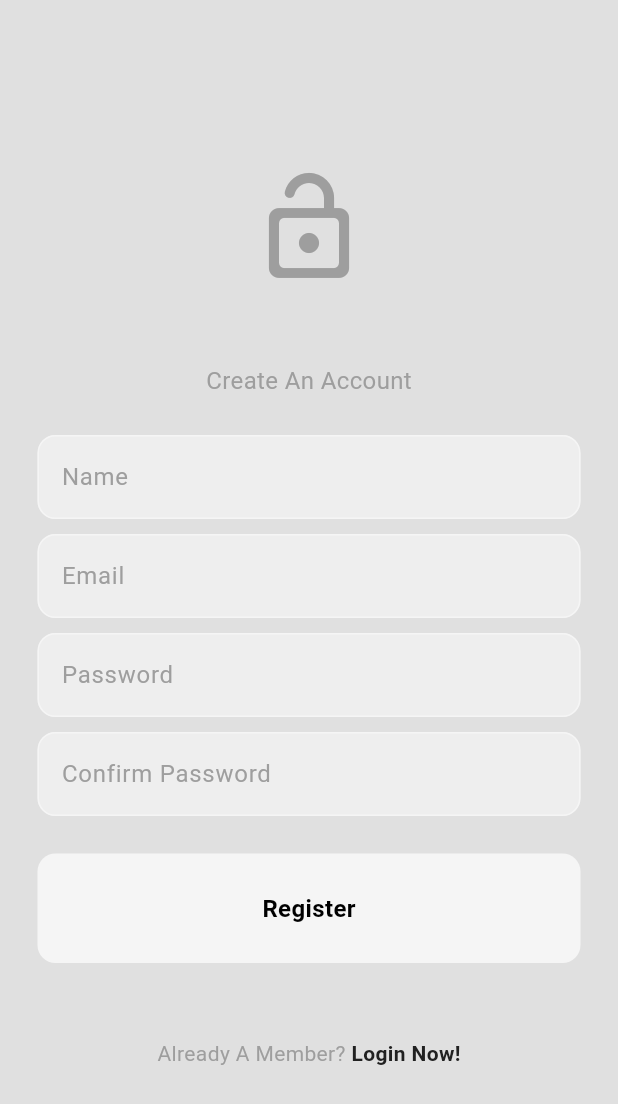
After one commit to NityamJoshi24/SocialMediaApp, a Flutter app: the screen it shows after launch, after a tap on "Register Now!", on a phone screen of 412 x 824 dp. The commit adds this screen. Shown: the top 1104 px of the screen. Run offline on Flutter 3.47's test engine with Material 3 defaults, Android fonts, the phone set to English and light mode, and no system bars; our stand-ins replace cached_network_image, cloud_firestore, file_picker, firebase_auth, firebase_core, firebase_storage and 1 more; missing offline and left inert: firebase_app_check; accounts and stored records are empty.

Commit message:
Finished Web-Compatability

```diff
--- a/lib/features/auth/presentation/pages/login_page.dart
+++ b/lib/features/auth/presentation/pages/login_page.dart
@@ -3,6 +3,7 @@ import 'package:flutter_bloc/flutter_bloc.dart';
 import 'package:social_media_app/features/auth/presentation/components/my_button.dart';
 import 'package:social_media_app/features/auth/presentation/components/my_text_field.dart';
 import 'package:social_media_app/features/auth/presentation/cubits/auth_cubit.dart';
+import 'package:social_media_app/responsive/constrained_scaffold.dart';
 
 class LoginPage extends StatefulWidget {
   final void Function()? togglePages;
@@ -40,7 +41,7 @@ class _LoginPageState extends State<LoginPage> {
   @override
   Widget build(BuildContext context) {
     return SafeArea(
-      child: Scaffold(
+      child: ConstrainedScaffold(
         body: Center(
           child: Padding(
             padding: const EdgeInsets.symmetric(horizontal: 25),
--- a/lib/features/auth/presentation/pages/register_page.dart
+++ b/lib/features/auth/presentation/pages/register_page.dart
@@ -2,6 +2,7 @@ import 'package:flutter/material.dart';
 import 'package:flutter_bloc/flutter_bloc.dart';
 import 'package:social_media_app/features/auth/presentation/components/my_button.dart';
 import 'package:social_media_app/features/auth/presentation/components/my_text_field.dart';
+import 'package:social_media_app/responsive/constrained_scaffold.dart';
 
 import '../cubits/auth_cubit.dart';
 
@@ -55,7 +56,7 @@ class _RegisterPageState extends State<RegisterPage> {
   @override
   Widget build(BuildContext context) {
     return SafeArea(
-      child: Scaffold(
+      child: ConstrainedScaffold(
         body: Center(
           child: Padding(
             padding: const EdgeInsets.symmetric(horizontal: 25),
--- a/lib/features/home/presentation/pages/home_page.dart
+++ b/lib/features/home/presentation/pages/home_page.dart
@@ -4,6 +4,7 @@ import 'package:social_media_app/features/home/presentation/components/my_drawer
 import 'package:social_media_app/features/post/presentation/components/post_tile.dart';
 import 'package:social_media_app/features/post/presentation/cubits/post_cubits.dart';
 import 'package:social_media_app/features/post/presentation/cubits/post_states.dart';
+import 'package:social_media_app/responsive/constrained_scaffold.dart';
 
 import '../../../post/presentation/pages/upload_post_page.dart';
 
@@ -34,7 +35,7 @@ class _HomePageState extends State<HomePage> {
 
   @override
   Widget build(BuildContext context) {
-    return Scaffold(
+    return ConstrainedScaffold(
       appBar: AppBar(
         title: const Text("Home"),
         foregroundColor: Theme.of(context).colorScheme.primary,
--- a/lib/features/post/presentation/pages/upload_post_page.dart
+++ b/lib/features/post/presentation/pages/upload_post_page.dart
@@ -8,6 +8,7 @@ import 'package:social_media_app/features/auth/domain/entities/app_user.dart';
 import 'package:social_media_app/features/auth/presentation/components/my_text_field.dart';
 import 'package:social_media_app/features/post/domain/entities/post.dart';
 import 'package:social_media_app/features/post/presentation/cubits/post_states.dart';
+import 'package:social_media_app/responsive/constrained_scaffold.dart';
 import '../../../auth/presentation/cubits/auth_cubit.dart';
 import '../cubits/post_cubits.dart';
 
@@ -109,7 +110,7 @@ class _UploadPostPageState extends State<UploadPostPage> {
   }
 
   Widget buildUploadPage() {
-    return Scaffold(
+    return ConstrainedScaffold(
       appBar: AppBar(
         title: Text("Create Post"),
         foregroundColor: Theme.of(context).colorScheme.primary,
--- a/lib/features/profile/presentation/pages/edit_profile_page.dart
+++ b/lib/features/profile/presentation/pages/edit_profile_page.dart
@@ -8,6 +8,7 @@ import 'package:flutter_bloc/flutter_bloc.dart';
 import 'package:social_media_app/features/auth/presentation/components/my_text_field.dart';
 import 'package:social_media_app/features/profile/presentation/cubits/profile_cubit.dart';
 import 'package:social_media_app/features/profile/presentation/cubits/profile_states.dart';
+import 'package:social_media_app/responsive/constrained_scaffold.dart';
 
 import '../../domain/entities/profile_user.dart';
 
@@ -90,7 +91,7 @@ class _EditProfilePageState extends State<EditProfilePage> {
   }
 
   Widget buildEditPage() {
-    return Scaffold(
+    return ConstrainedScaffold(
       appBar: AppBar(
         title: const Text("Edit Profile"),
         foregroundColor: Theme.of(context).colorScheme.primary,
--- a/lib/features/profile/presentation/pages/follower_page.dart
+++ b/lib/features/profile/presentation/pages/follower_page.dart
@@ -3,6 +3,7 @@ import 'package:flutter/widgets.dart';
 import 'package:flutter_bloc/flutter_bloc.dart';
 import 'package:social_media_app/features/profile/presentation/components/user_tile.dart';
 import 'package:social_media_app/features/profile/presentation/cubits/profile_cubit.dart';
+import 'package:social_media_app/responsive/constrained_scaffold.dart';
 
 class FollowerPage extends StatelessWidget {
   final List<String> followers;
@@ -15,7 +16,7 @@ class FollowerPage extends StatelessWidget {
   Widget build(BuildContext context) {
     return DefaultTabController(
         length: 2,
-        child: Scaffold(
+        child: ConstrainedScaffold(
           appBar: AppBar(
             bottom: TabBar(
               dividerColor: Colors.transparent,
--- a/lib/features/profile/presentation/pages/profile_page.dart
+++ b/lib/features/profile/presentation/pages/profile_page.dart
@@ -12,6 +12,7 @@ import 'package:social_media_app/features/profile/presentation/components/profil
 import 'package:social_media_app/features/profile/presentation/cubits/profile_cubit.dart';
 import 'package:social_media_app/features/profile/presentation/cubits/profile_states.dart';
 import 'package:social_media_app/features/profile/presentation/pages/follower_page.dart';
+import 'package:social_media_app/responsive/constrained_scaffold.dart';
 
 import 'edit_profile_page.dart';
 
@@ -73,7 +74,7 @@ class _ProfilePageState extends State<ProfilePage> {
         if (state is ProfileLoaded) {
           final user = state.profileUser;
 
-          return Scaffold(
+          return ConstrainedScaffold(
             appBar: AppBar(
               title: Text(user.name),
               foregroundColor: Theme.of(context).colorScheme.primary,
--- a/lib/features/search/presentation/pages/search_page.dart
+++ b/lib/features/search/presentation/pages/search_page.dart
@@ -3,6 +3,7 @@ import 'package:flutter_bloc/flutter_bloc.dart';
 import 'package:social_media_app/features/profile/presentation/components/user_tile.dart';
 import 'package:social_media_app/features/search/presentation/cubits/search_cubit.dart';
 import 'package:social_media_app/features/search/presentation/cubits/search_states.dart';
+import 'package:social_media_app/responsive/constrained_scaffold.dart';
 
 class SearchPage extends StatefulWidget {
   const SearchPage({super.key});
@@ -34,7 +35,7 @@ class _SearchPageState extends State<SearchPage> {
 
   @override
   Widget build(BuildContext context) {
-    return Scaffold(
+    return ConstrainedScaffold(
       appBar: AppBar(
         title: TextField(
           controller: searchController,
--- a/lib/features/settings/pages/settings_page.dart
+++ b/lib/features/settings/pages/settings_page.dart
@@ -2,6 +2,7 @@ import 'package:flutter/cupertino.dart';
 import 'package:flutter/foundation.dart';
 import 'package:flutter/material.dart';
 import 'package:flutter_bloc/flutter_bloc.dart';
+import 'package:social_media_app/responsive/constrained_scaffold.dart';
 import 'package:social_media_app/themes/theme_cubit.dart';
 
 class SettingsPage extends StatelessWidget {
@@ -13,7 +14,7 @@ class SettingsPage extends StatelessWidget {
 
     bool isDarkMode = themeCubit.isDarkMode;
 
-    return Scaffold(
+    return ConstrainedScaffold(
       appBar: AppBar(
         title: Text("Settings"),
       ),
--- a/lib/main.dart
+++ b/lib/main.dart
@@ -1,5 +1,6 @@
 import 'package:firebase_app_check/firebase_app_check.dart';
 import 'package:firebase_core/firebase_core.dart';
+import 'package:flutter/foundation.dart' show kIsWeb;
 import 'package:flutter/material.dart';
 import 'package:social_media_app/firebase_options.dart';
 
@@ -8,10 +9,18 @@ import 'app.dart';
 void main() async {
   WidgetsFlutterBinding.ensureInitialized();
   await Firebase.initializeApp(options: DefaultFirebaseOptions.currentPlatform);
-  await FirebaseAppCheck.instance.activate(
-    androidProvider: AndroidProvider.debug,
-    appleProvider: AppleProvider.debug,
-    webProvider: ReCaptchaV3Provider('your-site-key'), // optional if using web
-  );
+  // Avoid hanging on web due to missing/placeholder reCAPTCHA site key
+  if (kIsWeb) {
+    const siteKey = String.fromEnvironment('RECAPTCHA_V3_SITE_KEY', defaultValue: '');
+    if (siteKey.isNotEmpty) {
+      await FirebaseAppCheck.instance
+          .activate(webProvider: ReCaptchaV3Provider(siteKey));
+    }
+  } else {
+    await FirebaseAppCheck.instance.activate(
+      androidProvider: AndroidProvider.debug,
+      appleProvider: AppleProvider.debug,
+    );
+  }
   runApp(MyApp());
 }
--- /dev/null
+++ b/lib/responsive/constrained_scaffold.dart
@@ -0,0 +1,25 @@
+import 'package:flutter/material.dart';
+
+class ConstrainedScaffold extends StatelessWidget {
+  final Widget body;
+  final PreferredSizeWidget? appBar;
+  final Widget? drawer;
+  const ConstrainedScaffold(
+      {super.key, this.appBar, required this.body, this.drawer});
+
+  @override
+  Widget build(BuildContext context) {
+    return Scaffold(
+      appBar: appBar,
+      drawer: drawer,
+      body: Center(
+        child: ConstrainedBox(
+          constraints: BoxConstraints(
+            maxWidth: 430,
+          ),
+          child: body,
+        ),
+      ),
+    );
+  }
+}
```
Also changed, not shown: firebase.json, 1 other file.
